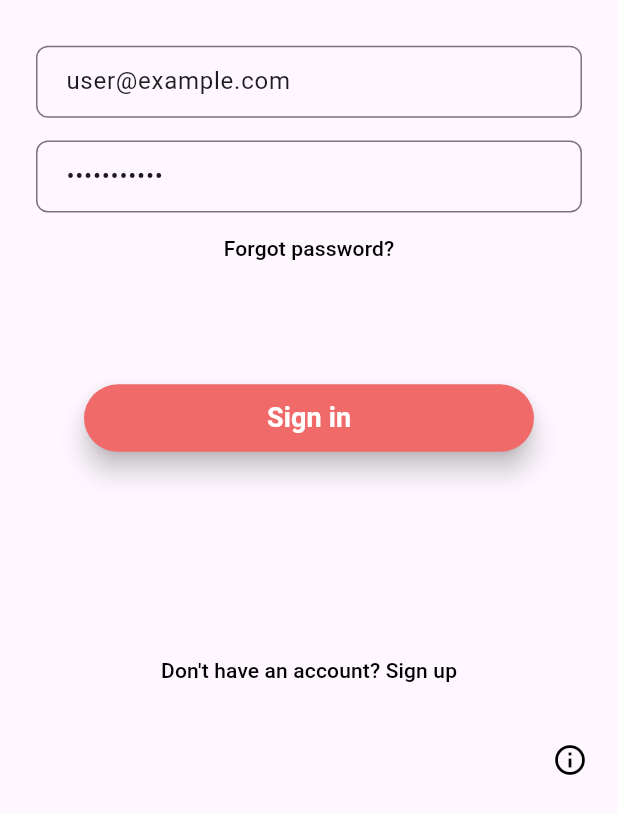
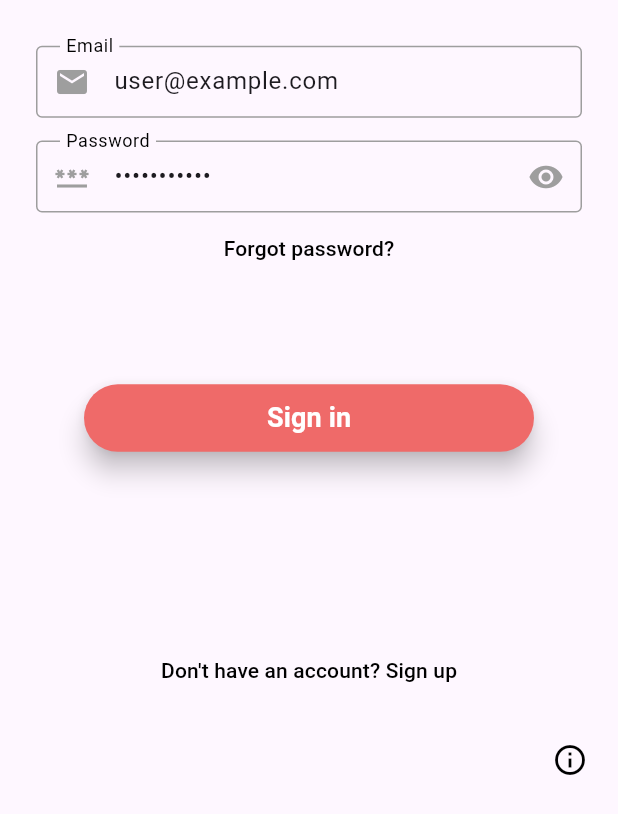
Before and after one commit to CREATRS/flash_minds_mobile, a Flutter app: the screen it shows after launch, after a tap on "Already have an account? Sign in", on a phone screen of 412 x 824 dp, the part 422-1236 px from its top. Run offline on Flutter 3.47's test engine with Material 3 defaults, Android fonts, the phone set to English and light mode, and no system bars; drawn by our look-alikes of rounded_loading_button; our stand-ins replace cached_network_image, confetti, dio, get, hive, hive_flutter; accounts and stored records are empty; network calls fail.

Commit message:
Update form fields colors setting styles on theme

```diff
--- a/lib/screens/authentication/login.dart
+++ b/lib/screens/authentication/login.dart
@@ -27,6 +27,7 @@ class _LoginState extends State<Login> {
           TextEditingController(text: 'user@example.com'),
       passwordController = TextEditingController(text: 'password123');
   String error = '';
+  bool showPassword = false;
 
   @override
   Widget build(BuildContext context) {
@@ -42,7 +43,10 @@ class _LoginState extends State<Login> {
             const Spacer(flex: 2),
             TextFormField(
               controller: emailController,
-              decoration: inputDecoration.copyWith(hintText: 'Email'),
+              decoration: const InputDecoration(
+                label: Text('Email'),
+                prefixIcon: Icon(Icons.email),
+              ),
               validator: emailValidator,
               onChanged: (value) {
                 if (value.length > 5 &&
@@ -54,8 +58,17 @@ class _LoginState extends State<Login> {
             const Spacer(),
             TextFormField(
               controller: passwordController,
-              decoration: inputDecoration.copyWith(hintText: 'Password'),
-              obscureText: true,
+              decoration: InputDecoration(
+                label: const Text('Password'),
+                prefixIcon: const Icon(Icons.password),
+                suffixIcon: IconButton(
+                  onPressed: () => setState(() => showPassword = !showPassword),
+                  icon: Icon(
+                    showPassword ? Icons.visibility_off : Icons.visibility,
+                  ),
+                ),
+              ),
+              obscureText: !showPassword,
               onChanged: (value) {
                 if (value.length > 5 &&
                     buttonController.currentState == ButtonState.error) {
--- a/lib/screens/authentication/register.dart
+++ b/lib/screens/authentication/register.dart
@@ -45,13 +45,13 @@ class _RegisterState extends State<Register> {
                 const Spacer(),
                 TextFormField(
                   controller: nameController,
-                  decoration: inputDecoration.copyWith(hintText: 'Name'),
+                  decoration: const InputDecoration(label: Text('Name')),
                   validator: (value) => lenghtValidator(value, 3),
                 ),
                 const SizedBox(height: 12),
                 TextFormField(
                   controller: emailController,
-                  decoration: inputDecoration.copyWith(hintText: 'Email'),
+                  decoration: const InputDecoration(label: Text('Email')),
                   validator: emailValidator,
                   onChanged: (value) {
                     if (value.length > 5 &&
@@ -63,7 +63,7 @@ class _RegisterState extends State<Register> {
                 const SizedBox(height: 12),
                 TextFormField(
                   controller: passwordController,
-                  decoration: inputDecoration.copyWith(hintText: 'Password'),
+                  decoration: const InputDecoration(label: Text('Password')),
                   validator: (value) => lenghtValidator(value, 6),
                   obscureText: true,
                   onChanged: (value) {
@@ -77,7 +77,7 @@ class _RegisterState extends State<Register> {
                 TextFormField(
                   controller: confirmPasswordController,
                   decoration:
-                      inputDecoration.copyWith(hintText: 'Confirm Password'),
+                      const InputDecoration(label: Text('Confirm Password')),
                   validator: (value) {
                     if (value != passwordController.text) {
                       return "Passwords don't match";
--- a/lib/screens/authentication/reset_password.dart
+++ b/lib/screens/authentication/reset_password.dart
@@ -41,7 +41,7 @@ class _ResetPasswordState extends State<ResetPassword> {
             const Spacer(),
             TextFormField(
               controller: emailController,
-              decoration: inputDecoration.copyWith(hintText: 'Email'),
+              decoration: const InputDecoration(label: Text('Email')),
               validator: emailValidator,
               onChanged: (value) {
                 if (value.length > 5 &&
--- a/lib/utils/constants.dart
+++ b/lib/utils/constants.dart
@@ -25,20 +25,13 @@ class Urls {
 
 // Style
 class AppColors {
+  static const Color grey = Color(0xFF9E9E9E);  // shade500
   static const Color red = Color(0xFFA41623);
-  static const Color lightPurple = Color(0xFF7678ED);
   static const Color lightRed = Color(0xFFEF6A69);
-  static const Color purple = Color(0xFF3D348b);
 }
 
 const Curve curve = Curves.easeInOut;
 const Duration duration = Duration(milliseconds: 300);
-
-const InputDecoration inputDecoration = InputDecoration(
-  contentPadding: EdgeInsets.symmetric(vertical: 8, horizontal: 16),
-  border:
-      OutlineInputBorder(borderRadius: BorderRadius.all(Radius.circular(8))),
-);
 
 class TextStyles {
   static const h1 = TextStyle(fontSize: 36, fontWeight: FontWeight.bold);
--- a/lib/utils/themes.dart
+++ b/lib/utils/themes.dart
@@ -1,3 +1,4 @@
+import 'package:flutter/cupertino.dart';
 import 'package:flutter/material.dart';
 
 import 'constants.dart';
@@ -13,6 +14,25 @@ ButtonStyle _buttonStyle({required bool dark}) {
 }
 
 ThemeData darkTheme = ThemeData.dark().copyWith(
+  cupertinoOverrideTheme: const CupertinoThemeData(primaryColor: AppColors.red),
+  inputDecorationTheme: const InputDecorationTheme(
+    labelStyle: TextStyle(color: Colors.white),
+    errorStyle: TextStyle(color: AppColors.red),
+    contentPadding: EdgeInsets.symmetric(vertical: 8, horizontal: 16),
+    prefixIconColor: AppColors.grey,
+    suffixIconColor: AppColors.grey,
+    errorBorder:
+        OutlineInputBorder(borderSide: BorderSide(color: AppColors.red)),
+    focusedBorder: OutlineInputBorder(
+      borderSide: BorderSide(color: Colors.white),
+    ),
+    enabledBorder: OutlineInputBorder(
+      borderSide: BorderSide(color: AppColors.grey),
+    ),
+    border: OutlineInputBorder(
+      borderRadius: BorderRadius.all(Radius.circular(8)),
+    ),
+  ),
   primaryColor: AppColors.red,
   secondaryHeaderColor: AppColors.lightRed,
   floatingActionButtonTheme: const FloatingActionButtonThemeData(
@@ -31,9 +51,30 @@ ThemeData darkTheme = ThemeData.dark().copyWith(
     indicatorColor: AppColors.red,
   ),
   textButtonTheme: TextButtonThemeData(style: _buttonStyle(dark: true)),
+  textSelectionTheme: TextSelectionThemeData(
+    cursorColor: AppColors.red,
+    selectionColor: AppColors.red.withOpacity(.5),
+    selectionHandleColor: AppColors.red,
+  ),
 );
 
 ThemeData lightTheme = ThemeData(
+  cupertinoOverrideTheme:
+      const CupertinoThemeData(primaryColor: AppColors.lightRed),
+  inputDecorationTheme: const InputDecorationTheme(
+    labelStyle: TextStyle(color: Colors.black),
+    errorStyle: TextStyle(color: AppColors.lightRed),
+    contentPadding: EdgeInsets.symmetric(vertical: 8, horizontal: 16),
+    prefixIconColor: AppColors.grey,
+    suffixIconColor: AppColors.grey,
+    errorBorder:
+        OutlineInputBorder(borderSide: BorderSide(color: AppColors.lightRed)),
+    focusedBorder: OutlineInputBorder(),
+    enabledBorder:
+        OutlineInputBorder(borderSide: BorderSide(color: AppColors.grey)),
+    border:
+        OutlineInputBorder(borderRadius: BorderRadius.all(Radius.circular(8))),
+  ),
   primaryColor: AppColors.lightRed,
   secondaryHeaderColor: AppColors.red,
   floatingActionButtonTheme: const FloatingActionButtonThemeData(
@@ -45,12 +86,17 @@ ThemeData lightTheme = ThemeData(
       const ProgressIndicatorThemeData(color: AppColors.lightRed),
   switchTheme: SwitchThemeData(
     thumbColor: MaterialStateProperty.all<Color>(AppColors.lightRed),
-    trackColor: MaterialStateProperty.all<Color>(Colors.grey.shade500),
-    trackOutlineColor: MaterialStateProperty.all<Color>(Colors.grey.shade500),
+    trackColor: MaterialStateProperty.all<Color>(AppColors.grey),
+    trackOutlineColor: MaterialStateProperty.all<Color>(AppColors.grey),
   ),
   tabBarTheme: const TabBarTheme(
     labelColor: AppColors.lightRed,
     indicatorColor: AppColors.lightRed,
   ),
   textButtonTheme: TextButtonThemeData(style: _buttonStyle(dark: false)),
+  textSelectionTheme: TextSelectionThemeData(
+    cursorColor: AppColors.lightRed,
+    selectionColor: AppColors.lightRed.withOpacity(.5),
+    selectionHandleColor: AppColors.lightRed,
+  ),
 );
```
